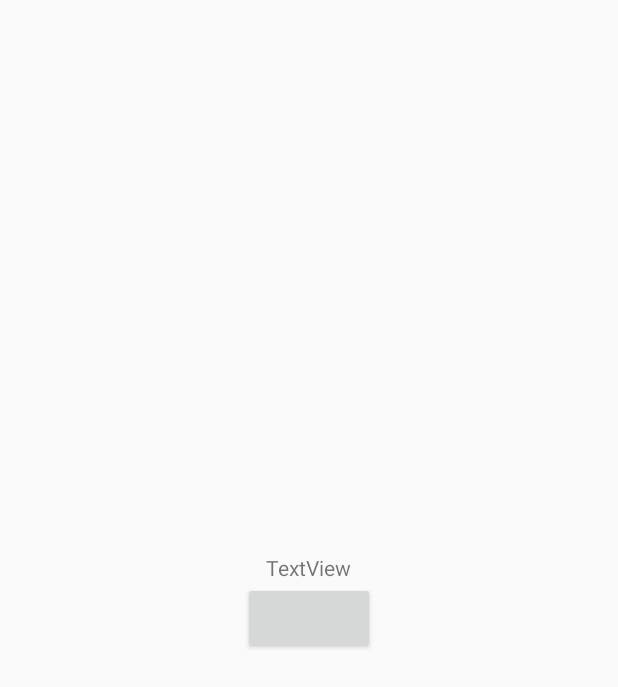
After one commit to Narul34/AppSecours, an Android app: the layout secours_widget.xml on its own in the app's theme, with its tools: preview values and no code run, on a phone screen of 412 x 824 dp. The commit adds this screen. Shown: the top 687 px of the screen. Run offline under Robolectric (Android 15) with nearby library versions, the phone set to English and light mode, and no system bars.

Commit message:
Essai widget

```diff
--- /dev/null
+++ b/app/src/main/res/layout/secours_widget.xml
@@ -0,0 +1,33 @@
+<RelativeLayout xmlns:android="http://schemas.android.com/apk/res/android"
+    android:layout_width="match_parent"
+    android:layout_height="match_parent"
+    android:background="@android:color/transparent"
+    android:padding="@dimen/widget_margin">
+
+    <Button
+        android:layout_width="wrap_content"
+        android:layout_height="wrap_content"
+        android:id="@+id/button"
+        android:layout_centerVertical="true"
+        android:layout_centerHorizontal="true" />
+
+    <Button
+        android:text="Pompier"
+        android:layout_width="wrap_content"
+        android:layout_height="wrap_content"
+        android:layout_above="@+id/button"
+        android:layout_centerHorizontal="true"
+        android:layout_marginBottom="66dp"
+        android:id="@+id/pompier"
+        android:visibility="invisible" />
+
+    <TextView
+        android:text="TextView"
+        android:layout_width="wrap_content"
+        android:layout_height="wrap_content"
+        android:id="@+id/textView"
+        android:layout_above="@+id/button"
+        android:layout_centerHorizontal="true" />
+
+
+</RelativeLayout>
--- a/app/src/main/res/values/dimens.xml
+++ b/app/src/main/res/values/dimens.xml
@@ -2,4 +2,10 @@
     <!-- Default screen margins, per the Android Design guidelines. -->
     <dimen name="activity_horizontal_margin">16dp</dimen>
     <dimen name="activity_vertical_margin">16dp</dimen>
+
+    <!--
+Refer to App Widget Documentation for margin information
+http://developer.android.com/guide/topics/appwidgets/index.html#CreatingLayout
+    -->
+    <dimen name="widget_margin">8dp</dimen>
 </resources>
--- a/app/src/main/res/values/strings.xml
+++ b/app/src/main/res/values/strings.xml
@@ -1,3 +1,5 @@
 <resources>
     <string name="app_name">AppSecours</string>
+    <string name="appwidget_text">Secours </string>
+    <string name="add_widget">Add widget</string>
 </resources>
--- a/app/src/main/res/xml/appwidget_info.xml
+++ /dev/null
@@ -1,6 +0,0 @@
-<appwidget-provider xmlns:android="http://schemas.android.com/apk/res/android"
-    android:minHeight="220dp"
-    android:minWidth="146dp"
-    android:updatePeriodMillis="3600000"
-    android:initialLayout="@layout/widget"
-    />
```
Also changed, not shown: app/src/main/AndroidManifest.xml (+10 -0 lines), app/src/main/java/com/example/a34011_73_08/appsecours/SecoursWidget.java (added, +82 -0 lines), app/src/main/java/com/example/a34011_73_08/appsecours/Service.java (added, +44 -0 lines), app/src/main/res/layout/widget.xml (deleted, +0 -23 lines), app/src/main/res/values-v14/dimens.xml (added, +10 -0 lines), app/src/main/res/xml/secours_widget_info.xml (added, +8 -0 lines), app/src/main/res/drawable-nodpi/example_appwidget_preview.png (added).
